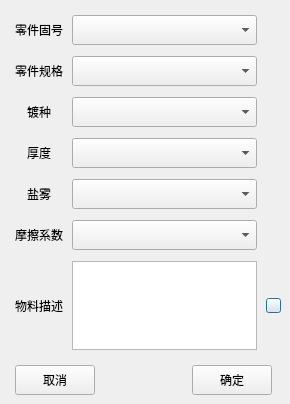
First picture: the form in Qt/ERP/dialognewmateriel.ui, repository superp2017/NTERP, before the edit.
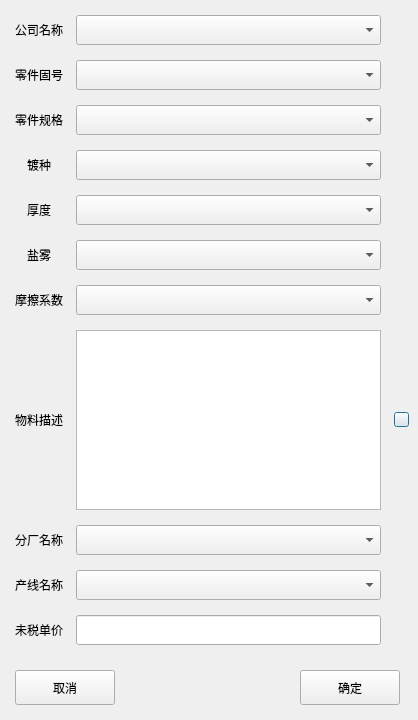
Second picture: the form after the edit. Icons and pictures are not drawn.

```diff
--- a/Qt/ERP/dialognewmateriel.ui
+++ b/Qt/ERP/dialognewmateriel.ui
@@ -6,20 +6,20 @@
    <rect>
     <x>0</x>
     <y>0</y>
-    <width>290</width>
-    <height>404</height>
+    <width>418</width>
+    <height>720</height>
    </rect>
   </property>
   <property name="minimumSize">
    <size>
     <width>250</width>
-    <height>400</height>
+    <height>550</height>
    </size>
   </property>
   <property name="maximumSize">
    <size>
     <width>450</width>
-    <height>600</height>
+    <height>750</height>
    </size>
   </property>
   <property name="windowTitle">
@@ -36,40 +36,83 @@
     <number>9</number>
    </property>
    <property name="bottomMargin">
-    <number>9</number>
+    <number>15</number>
    </property>
    <property name="verticalSpacing">
-    <number>15</number>
+    <number>25</number>
    </property>
    <item row="1" column="0">
     <layout class="QGridLayout" name="gridLayout">
      <property name="horizontalSpacing">
-      <number>9</number>
+      <number>13</number>
      </property>
      <property name="verticalSpacing">
-      <number>11</number>
+      <number>15</number>
      </property>
-     <item row="2" column="0">
-      <widget class="QLabel" name="label_3">
+     <item row="9" column="0">
+      <widget class="QLabel" name="label_9">
+       <property name="minimumSize">
+        <size>
+         <width>0</width>
+         <height>30</height>
+        </size>
+       </property>
        <property name="text">
-        <string>镀种</string>
+        <string>分厂名称</string>
        </property>
-       <property name="alignment">
-        <set>Qt::AlignCenter</set>
+      </widget>
+     </item>
+     <item row="10" column="0">
+      <widget class="QLabel" name="label_10">
+       <property name="minimumSize">
+        <size>
+         <width>0</width>
+         <height>30</height>
+        </size>
        </property>
+       <property name="text">
+        <string>产线名称</string>
+       </property>
       </widget>
      </item>
-     <item row="7" column="0">
-      <widget class="QLabel" name="label_4">
+     <item row="9" column="1">
+      <widget class="QComboBox" name="comboBox_factoury">
+       <property name="minimumSize">
+        <size>
+         <width>0</width>
+         <height>30</height>
+        </size>
+       </property>
+      </widget>
+     </item>
+     <item row="10" column="1">
+      <widget class="QComboBox" name="comboBox_product_line">
+       <property name="minimumSize">
+        <size>
+         <width>0</width>
+         <height>30</height>
+        </size>
+       </property>
+      </widget>
+     </item>
+     <item row="0" column="0">
+      <widget class="QLabel" name="label_8">
        <property name="text">
-        <string>物料描述</string>
+        <string>公司名称</string>
        </property>
-       <property name="alignment">
-        <set>Qt::AlignCenter</set>
+      </widget>
+     </item>
+     <item row="0" column="1">
+      <widget class="QComboBox" name="comboBox">
+       <property name="minimumSize">
+        <size>
+         <width>0</width>
+         <height>30</height>
+        </size>
        </property>
       </widget>
      </item>
-     <item row="7" column="2">
+     <item row="8" column="2">
       <widget class="QPushButton" name="pushButton_clear">
        <property name="minimumSize">
         <size>
@@ -91,27 +134,27 @@
        </property>
       </widget>
      </item>
-     <item row="7" column="1">
-      <widget class="QTextEdit" name="textEdit">
-       <property name="minimumSize">
-        <size>
-         <width>0</width>
-         <height>80</height>
-        </size>
+     <item row="3" column="0">
+      <widget class="QLabel" name="label_3">
+       <property name="text">
+        <string>镀种</string>
        </property>
+       <property name="alignment">
+        <set>Qt::AlignCenter</set>
+       </property>
       </widget>
      </item>
-     <item row="6" column="1">
-      <widget class="QComboBox" name="comboBox_friction">
-       <property name="minimumSize">
-        <size>
-         <width>0</width>
-         <height>30</height>
-        </size>
+     <item row="8" column="0">
+      <widget class="QLabel" name="label_4">
+       <property name="text">
+        <string>物料描述</string>
        </property>
+       <property name="alignment">
+        <set>Qt::AlignCenter</set>
+       </property>
       </widget>
      </item>
-     <item row="6" column="0">
+     <item row="7" column="0">
       <widget class="QLabel" name="label">
        <property name="text">
         <string>摩擦系数</string>
@@ -121,7 +164,27 @@
        </property>
       </widget>
      </item>
-     <item row="5" column="1">
+     <item row="8" column="1">
+      <widget class="QTextEdit" name="textEdit">
+       <property name="minimumSize">
+        <size>
+         <width>0</width>
+         <height>100</height>
+        </size>
+       </property>
+      </widget>
+     </item>
+     <item row="7" column="1">
+      <widget class="QComboBox" name="comboBox_friction">
+       <property name="minimumSize">
+        <size>
+         <width>0</width>
+         <height>30</height>
+        </size>
+       </property>
+      </widget>
+     </item>
+     <item row="6" column="1">
       <widget class="QComboBox" name="comboBox_Salt">
        <property name="minimumSize">
         <size>
@@ -131,7 +194,7 @@
        </property>
       </widget>
      </item>
-     <item row="5" column="0">
+     <item row="6" column="0">
       <widget class="QLabel" name="label_2">
        <property name="text">
         <string>盐雾</string>
@@ -141,7 +204,7 @@
        </property>
       </widget>
      </item>
-     <item row="0" column="0">
+     <item row="1" column="0">
       <widget class="QLabel" name="label_6">
        <property name="text">
         <string>零件固号</string>
@@ -151,7 +214,7 @@
        </property>
       </widget>
      </item>
-     <item row="1" column="0">
+     <item row="2" column="0">
       <widget class="QLabel" name="label_7">
        <property name="text">
         <string>零件规格</string>
@@ -161,7 +224,7 @@
        </property>
       </widget>
      </item>
-     <item row="4" column="0">
+     <item row="5" column="0">
       <widget class="QLabel" name="label_5">
        <property name="text">
         <string>厚度</string>
@@ -171,17 +234,7 @@
        </property>
       </widget>
      </item>
-     <item row="4" column="1">
-      <widget class="QComboBox" name="comboBox_thickness">
-       <property name="minimumSize">
-        <size>
-         <width>0</width>
-         <height>30</height>
-        </size>
-       </property>
-      </widget>
-     </item>
-     <item row="2" column="1">
+     <item row="3" column="1">
       <widget class="QComboBox" name="comboBox_type">
        <property name="minimumSize">
         <size>
@@ -194,8 +247,8 @@
        </property>
       </widget>
      </item>
-     <item row="0" column="1">
-      <widget class="QComboBox" name="comboBox_solid">
+     <item row="5" column="1">
+      <widget class="QComboBox" name="comboBox_thickness">
        <property name="minimumSize">
         <size>
          <width>0</width>
@@ -208,6 +261,19 @@
       </widget>
      </item>
      <item row="1" column="1">
+      <widget class="QComboBox" name="comboBox_solid">
+       <property name="minimumSize">
+        <size>
+         <width>0</width>
+         <height>30</height>
+        </size>
+       </property>
+       <property name="duplicatesEnabled">
+        <bool>false</bool>
+       </property>
+      </widget>
+     </item>
+     <item row="2" column="1">
       <widget class="QComboBox" name="comboBox_format">
        <property name="minimumSize">
         <size>
@@ -220,6 +286,35 @@
        </property>
       </widget>
      </item>
+     <item row="11" column="0">
+      <widget class="QLabel" name="label_11">
+       <property name="minimumSize">
+        <size>
+         <width>0</width>
+         <height>30</height>
+        </size>
+       </property>
+       <property name="text">
+        <string>未税单价</string>
+       </property>
+      </widget>
+     </item>
+     <item row="11" column="1">
+      <widget class="QLineEdit" name="lineEdit_money">
+       <property name="minimumSize">
+        <size>
+         <width>0</width>
+         <height>30</height>
+        </size>
+       </property>
+       <property name="maxLength">
+        <number>12</number>
+       </property>
+       <property name="alignment">
+        <set>Qt::AlignRight|Qt::AlignTrailing|Qt::AlignVCenter</set>
+       </property>
+      </widget>
+     </item>
     </layout>
    </item>
    <item row="2" column="0">
@@ -237,8 +332,8 @@
       <widget class="QPushButton" name="pushButton_cancle">
        <property name="minimumSize">
         <size>
-         <width>0</width>
-         <height>30</height>
+         <width>100</width>
+         <height>35</height>
         </size>
        </property>
        <property name="text">
@@ -263,8 +358,8 @@
       <widget class="QPushButton" name="pushButton_ok">
        <property name="minimumSize">
         <size>
-         <width>0</width>
-         <height>30</height>
+         <width>100</width>
+         <height>35</height>
         </size>
        </property>
        <property name="text">
```
Left out of the diff: 3 changed lines with no effect on the pictures.
